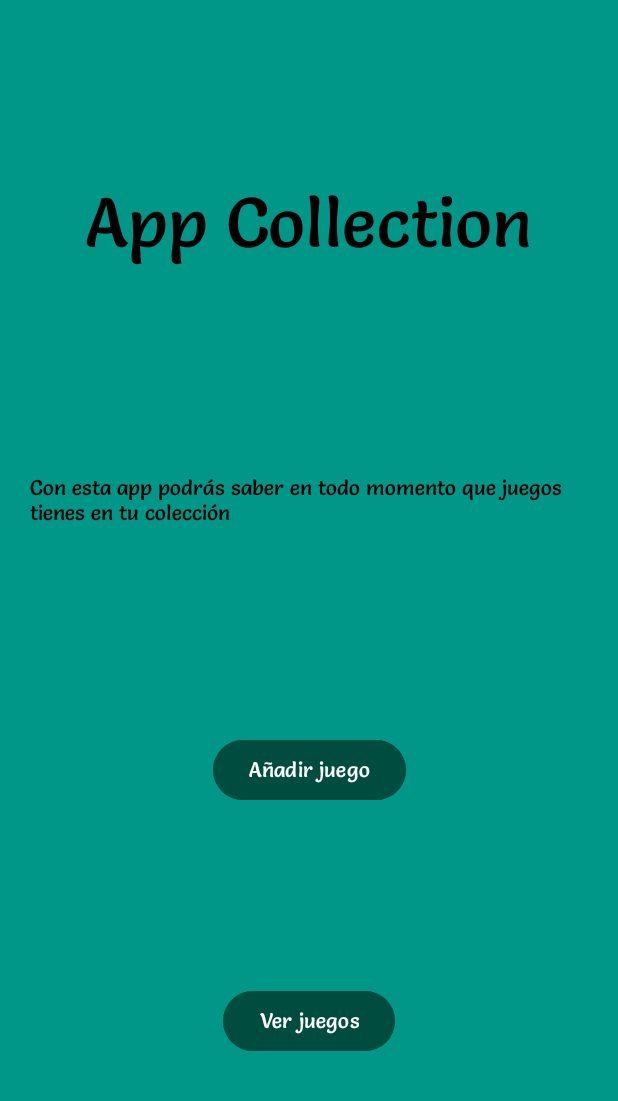
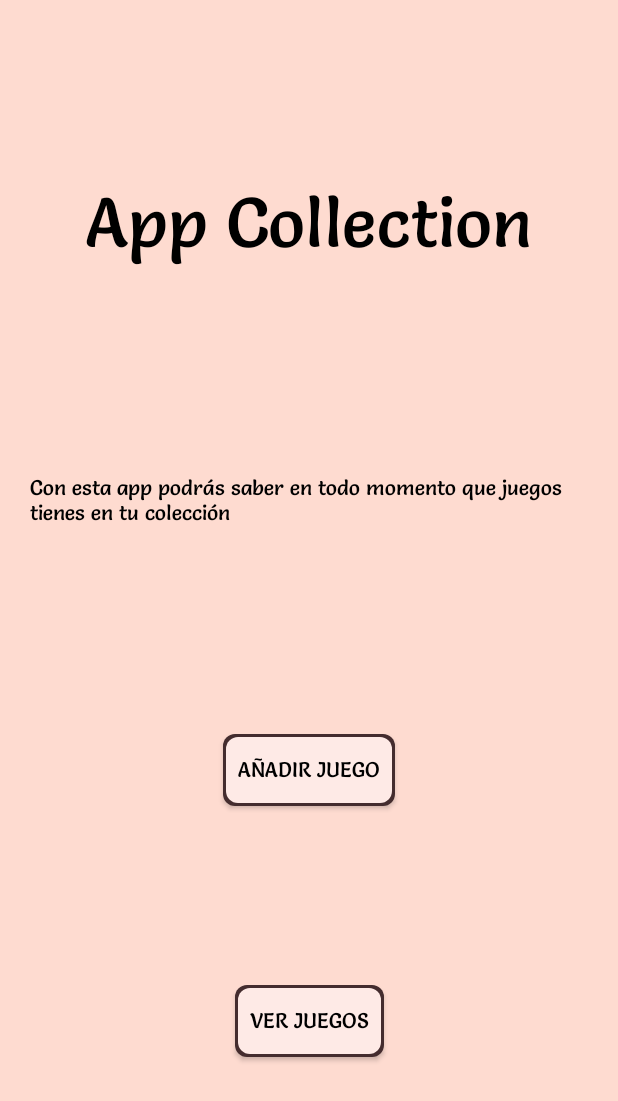
Before and after one commit to JoseJimenezGonzalez/2TDAM_AD_JOSE_JIMENEZ_GONZALEZ_CRUD_FIREBASE, an Android app: the screen it shows after launch (MainActivity), on a phone screen of 412 x 824 dp. Shown: the top 1101 px of the screen. Run offline under Robolectric (Android 15) with nearby library versions, the phone set to English and light mode, and no system bars; our stand-ins replace Dagger/Hilt's generated code.

Commit message:
commit ok

```diff
--- /dev/null
+++ b/app/src/main/res/drawable/btn_rounded_background.xml
@@ -0,0 +1,22 @@
+<?xml version="1.0" encoding="utf-8"?>
+<layer-list xmlns:android="http://schemas.android.com/apk/res/android">
+    <!-- Fondo del botón -->
+    <item>
+        <shape android:shape="rectangle">
+            <corners android:radius="8dp" />
+            <solid android:color="#442C2E" />
+        </shape>
+    </item>
+
+    <!-- Borde del botón -->
+    <item
+        android:left="2dp"
+        android:right="2dp"
+        android:top="2dp"
+        android:bottom="2dp">
+        <shape android:shape="rectangle">
+            <corners android:radius="8dp" />
+            <solid android:color="#FEEAE6" /> <!-- Cambia el color del borde aquí -->
+        </shape>
+    </item>
+</layer-list>
--- a/app/src/main/res/layout/activity_main.xml
+++ b/app/src/main/res/layout/activity_main.xml
@@ -5,7 +5,7 @@
     android:layout_width="match_parent"
     android:layout_height="match_parent"
     tools:context=".MainActivity"
-    android:background="#009688">
+    android:background="#FEDBD0">
 
     <TextView
         android:id="@+id/tvLogo"
@@ -33,8 +33,9 @@
         android:text="Con esta app podrás saber en todo momento que juegos tienes en tu colección">
     </TextView>
 
-    <Button
+    <androidx.appcompat.widget.AppCompatButton
         android:id="@+id/btnAddJuego"
+        android:padding="10dp"
         android:layout_width="wrap_content"
         android:layout_height="wrap_content"
         app:layout_constraintTop_toBottomOf="@id/tvDescripcion"
@@ -42,10 +43,12 @@
         app:layout_constraintEnd_toEndOf="parent"
         app:layout_constraintBottom_toTopOf="@id/btnVerJuegos"
         android:text="Añadir juego"
-        android:backgroundTint="#004D40">
-    </Button>
+        android:textColor="@color/black"
+        android:background="@drawable/btn_rounded_background"
+        android:elevation="4dp">
+    </androidx.appcompat.widget.AppCompatButton>
 
-    <Button
+    <androidx.appcompat.widget.AppCompatButton
         android:id="@+id/btnVerJuegos"
         android:layout_width="wrap_content"
         android:layout_height="wrap_content"
@@ -54,8 +57,11 @@
         app:layout_constraintBottom_toBottomOf="parent"
         app:layout_constraintTop_toBottomOf="@id/btnAddJuego"
         android:text="Ver juegos"
-        android:backgroundTint="#004D40">
-    </Button>
+        android:textColor="@color/black"
+        android:background="@drawable/btn_rounded_background"
+        android:elevation="4dp"
+        android:padding="10dp">
+    </androidx.appcompat.widget.AppCompatButton>
 
 
 </androidx.constraintlayout.widget.ConstraintLayout>
--- a/app/src/main/res/layout/item_juego.xml
+++ b/app/src/main/res/layout/item_juego.xml
@@ -4,7 +4,7 @@
     android:layout_height="wrap_content"
     xmlns:app="http://schemas.android.com/apk/res-auto"
     app:cardCornerRadius="16dp"
-    android:backgroundTint="#E0F2F1"
+    android:backgroundTint="#FEEAE6"
     android:layout_margin="4dp">
 
     <androidx.constraintlayout.widget.ConstraintLayout
--- a/app/src/main/res/values/colors.xml
+++ b/app/src/main/res/values/colors.xml
@@ -2,4 +2,5 @@
 <resources>
     <color name="black">#FF000000</color>
     <color name="white">#FFFFFFFF</color>
+    <color name="color_primary">#FEDBD0</color>
 </resources>
--- a/app/src/main/res/values/themes.xml
+++ b/app/src/main/res/values/themes.xml
@@ -3,7 +3,7 @@
     <style name="Base.Theme.Accesodatos" parent="Theme.Material3.DayNight.NoActionBar">
         <!-- Customize your light theme here. -->
         <item name="android:fontFamily">@font/salsa_regular</item>
-        <!-- <item name="colorPrimary">@color/my_light_primary</item> -->
+        <item name="colorPrimary">@color/color_primary</item>
     </style>
 
     <style name="Theme.Accesodatos" parent="Base.Theme.Accesodatos" />
```
Also changed, not shown: app/src/main/res/layout/activity_crear_juego.xml (+7 -4 lines), app/src/main/res/layout/activity_editar_juego.xml (+9 -4 lines), app/src/main/res/layout/activity_ver_juegos.xml (+11 -7 lines).
